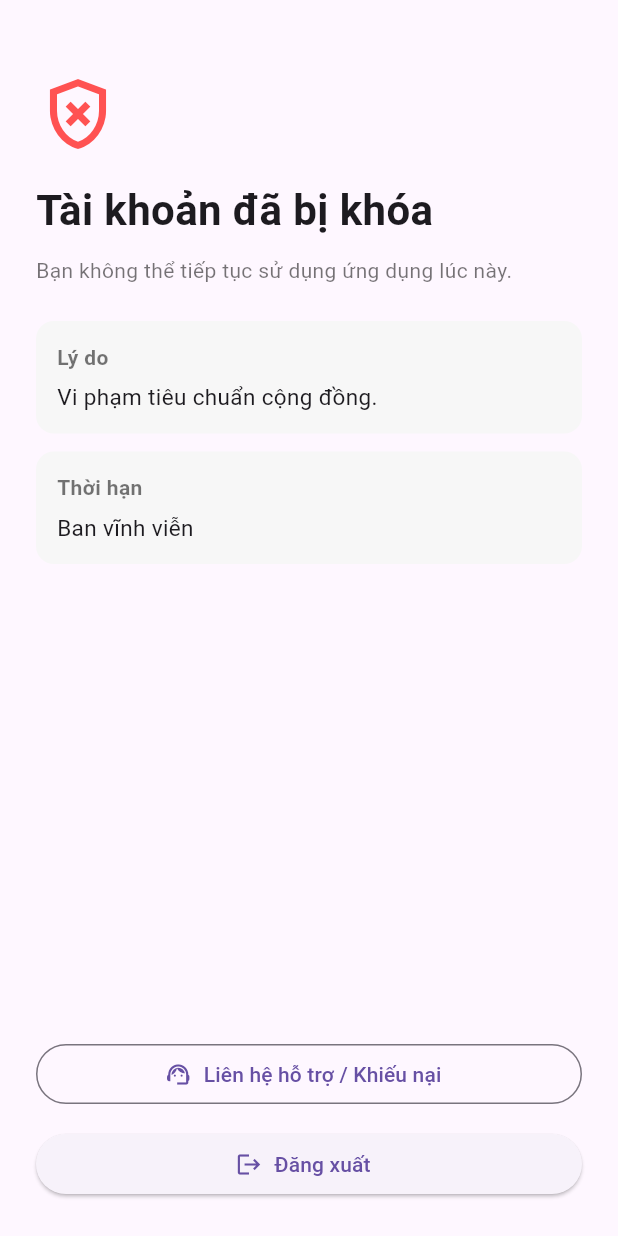
After one commit to Axyl1410/zola-app, a Flutter app: the BannedView screen opened directly, on a phone screen of 412 x 824 dp. The commit adds this screen. Run offline on Flutter 3.47's test engine with Material 3 defaults, Android fonts, the phone set to English and light mode, and no system bars; our stand-ins replace flutter_riverpod, flutter_secure_storage, google_fonts, google_sign_in; accounts and stored records are empty.

Commit message:
Add authentication session management and banned user flow
Introduce a new documentation file outlining the authentication session and ban flow. Implement the BannedView to handle user accounts that are banned, integrating it into the main app state management. Update AuthStatus to include a banned state and enhance the AuthStatusNotifier to manage session validation, including checks for banned users. Add API endpoint for session retrieval and update the AuthBackendRepository to handle session responses. Ensure proper error handling and user feedback in the UI, along with tests for the new functionality.

```diff
--- a/lib/data/config/api_endpoints.dart
+++ b/lib/data/config/api_endpoints.dart
@@ -19,4 +19,8 @@ class ApiEndpoints {
   static Uri authSignOut() {
     return _buildBackend('/api/auth/sign-out');
   }
+
+  static Uri authGetSession() {
+    return _buildBackend('/api/auth/get-session');
+  }
 }
--- a/lib/main.dart
+++ b/lib/main.dart
@@ -4,6 +4,7 @@ import 'package:flutter/material.dart';
 import 'package:flutter_riverpod/flutter_riverpod.dart';
 import 'package:zola/ui/features/auth/view_models/auth_status_providers.dart';
 import 'package:zola/ui/features/auth/view_models/auth_status_view_model.dart';
+import 'package:zola/ui/features/auth/views/banned_view.dart';
 import 'package:zola/ui/features/auth/views/login_view.dart';
 import 'package:zola/ui/features/home/views/home_view.dart';
 
@@ -60,6 +61,7 @@ class _AppState extends ConsumerState<App> with WidgetsBindingObserver {
       home: switch (authStatus) {
         AuthStatus.checking => const _AuthLoadingView(),
         AuthStatus.authenticated => const HomeView(),
+        AuthStatus.banned => const BannedView(),
         AuthStatus.unauthenticated => const LoginView(),
       },
     );
--- /dev/null
+++ b/lib/ui/features/auth/view_models/current_user_provider.dart
@@ -0,0 +1,7 @@
+import 'package:flutter_riverpod/flutter_riverpod.dart';
+import 'package:zola/di/providers/repositories_providers.dart';
+import 'package:zola/domain/models/auth_user.dart';
+
+final currentUserProvider = FutureProvider<AuthUser?>((ref) {
+  return ref.watch(authSessionRepositoryProvider).getUser();
+});
--- /dev/null
+++ b/lib/ui/features/auth/views/banned_view.dart
@@ -0,0 +1,171 @@
+import 'package:flutter/material.dart';
+import 'package:flutter_riverpod/flutter_riverpod.dart';
+import 'package:url_launcher/url_launcher.dart';
+import 'package:zola/domain/models/auth_user.dart';
+import 'package:zola/ui/features/auth/view_models/auth_status_providers.dart';
+import 'package:zola/ui/features/auth/view_models/current_user_provider.dart';
+
+class BannedView extends ConsumerWidget {
+  const BannedView({super.key});
+
+  Future<void> _contactSupport(
+    BuildContext context,
+    AuthUser? user,
+  ) async {
+    final uri = Uri(
+      scheme: 'mailto',
+      path: 'support@zola.app',
+      queryParameters: <String, String>{
+        'subject': 'Khiếu nại tài khoản bị khóa',
+        'body': 'Mã người dùng: ${user?.id ?? 'không xác định'}',
+      },
+    );
+    final launched = await launchUrl(uri);
+    if (!launched && context.mounted) {
+      ScaffoldMessenger.of(context).showSnackBar(
+        const SnackBar(content: Text('Không mở được ứng dụng email.')),
+      );
+    }
+  }
+
+  Future<void> _logout(WidgetRef ref) async {
+    await ref.read(authStatusNotifierProvider.notifier).logout();
+  }
+
+  @override
+  Widget build(BuildContext context, WidgetRef ref) {
+    final userState = ref.watch(currentUserProvider);
+    return Scaffold(
+      body: SafeArea(
+        child: Padding(
+          padding: const EdgeInsets.all(24),
+          child: userState.when(
+            loading: () => const Center(child: CircularProgressIndicator()),
+            error: (error, stackTrace) => _BannedContent(
+              user: null,
+              onContactSupport: () => _contactSupport(context, null),
+              onLogout: () => _logout(ref),
+            ),
+            data: (AuthUser? user) => _BannedContent(
+              user: user,
+              onContactSupport: () => _contactSupport(context, user),
+              onLogout: () => _logout(ref),
+            ),
+          ),
+        ),
+      ),
+    );
+  }
+}
+
+class _BannedContent extends StatelessWidget {
+  const _BannedContent({
+    required this.user,
+    required this.onContactSupport,
+    required this.onLogout,
+  });
+
+  final AuthUser? user;
+  final VoidCallback onContactSupport;
+  final VoidCallback onLogout;
+
+  @override
+  Widget build(BuildContext context) {
+    final reason = (user?.banReason != null && user!.banReason!.isNotEmpty)
+        ? user!.banReason!
+        : 'Vi phạm tiêu chuẩn cộng đồng.';
+
+    return Column(
+      crossAxisAlignment: CrossAxisAlignment.start,
+      children: [
+        const SizedBox(height: 24),
+        const Icon(Icons.gpp_bad_outlined, size: 56, color: Colors.redAccent),
+        const SizedBox(height: 16),
+        const Text(
+          'Tài khoản đã bị khóa',
+          style: TextStyle(fontSize: 28, fontWeight: FontWeight.w700),
+        ),
+        const SizedBox(height: 10),
+        Text(
+          user?.email ?? 'Bạn không thể tiếp tục sử dụng ứng dụng lúc này.',
+          style: const TextStyle(color: Colors.black54),
+        ),
+        const SizedBox(height: 24),
+        _InfoTile(label: 'Lý do', value: reason),
+        const SizedBox(height: 12),
+        _InfoTile(
+          label: 'Thời hạn',
+          value: _formatBanExpiry(user?.banExpires),
+        ),
+        const Spacer(),
+        SizedBox(
+          width: double.infinity,
+          child: OutlinedButton.icon(
+            onPressed: onContactSupport,
+            icon: const Icon(Icons.support_agent_outlined),
+            label: const Text('Liên hệ hỗ trợ / Khiếu nại'),
+          ),
+        ),
+        const SizedBox(height: 12),
+        SizedBox(
+          width: double.infinity,
+          child: ElevatedButton.icon(
+            onPressed: onLogout,
+            icon: const Icon(Icons.logout),
+            label: const Text('Đăng xuất'),
+          ),
+        ),
+      ],
+    );
+  }
+
+  String _formatBanExpiry(String? rawBanExpires) {
+    if (rawBanExpires == null || rawBanExpires.isEmpty) {
+      return 'Ban vĩnh viễn';
+    }
+    final parsed = DateTime.tryParse(rawBanExpires);
+    if (parsed == null) {
+      return rawBanExpires;
+    }
+    final local = parsed.toLocal();
+    final day = local.day.toString().padLeft(2, '0');
+    final month = local.month.toString().padLeft(2, '0');
+    final year = local.year.toString();
+    final hour = local.hour.toString().padLeft(2, '0');
+    final minute = local.minute.toString().padLeft(2, '0');
+    return '$day/$month/$year $hour:$minute';
+  }
+}
+
+class _InfoTile extends StatelessWidget {
+  const _InfoTile({required this.label, required this.value});
+
+  final String label;
+  final String value;
+
+  @override
+  Widget build(BuildContext context) {
+    return Container(
+      width: double.infinity,
+      padding: const EdgeInsets.all(14),
+      decoration: BoxDecoration(
+        color: const Color(0xFFF7F7F7),
+        borderRadius: BorderRadius.circular(12),
+      ),
+      child: Column(
+        crossAxisAlignment: CrossAxisAlignment.start,
+        children: [
+          Text(
+            label,
+            style: const TextStyle(
+              color: Colors.black54,
+              fontWeight: FontWeight.w600,
+            ),
+          ),
+          const SizedBox(height: 6),
+          Text(value, style: const TextStyle(fontSize: 15)),
+        ],
+      ),
+    );
+  }
+}
--- a/lib/ui/features/auth/views/login_view.dart
+++ b/lib/ui/features/auth/views/login_view.dart
@@ -46,7 +46,7 @@ class _LoginViewState extends ConsumerState<LoginView> {
             crossAxisAlignment: CrossAxisAlignment.start,
             children: <Widget>[
               const Text(
-                'Login to your account',
+                'Đăng nhập vào tài khoản',
                 style: TextStyle(
                   fontSize: 32,
                   fontWeight: FontWeight.w700,
@@ -78,7 +78,7 @@ class _LoginViewState extends ConsumerState<LoginView> {
                 enabled: false,
                 obscureText: !_passwordVisible,
                 decoration: InputDecoration(
-                  hintText: 'Password',
+                  hintText: 'Mật khẩu',
                   border: const OutlineInputBorder(),
                   suffixIcon: IconButton(
                     icon: Icon(
@@ -104,7 +104,7 @@ class _LoginViewState extends ConsumerState<LoginView> {
                           ScaffoldMessenger.of(context).showSnackBar(
                             const SnackBar(
                               content: Text(
-                                'Email/password login will be added next.',
+                                'Đăng nhập email/mật khẩu sẽ được thêm sau.',
                               ),
                             ),
                           );
@@ -114,13 +114,13 @@ class _LoginViewState extends ConsumerState<LoginView> {
                     foregroundColor: Colors.white,
                     padding: const EdgeInsets.symmetric(vertical: 14),
                   ),
-                  child: const Text('Login'),
+                  child: const Text('Đăng nhập'),
                 ),
               ),
               const SizedBox(height: 24),
               const Center(
                 child: Text(
-                  'OR',
+                  'HOẶC',
                   style: TextStyle(
                     color: Colors.black54,
                     fontWeight: FontWeight.w600,
@@ -138,7 +138,7 @@ class _LoginViewState extends ConsumerState<LoginView> {
                     padding: const EdgeInsets.symmetric(vertical: 14),
                   ),
                   child: Text(
-                    state.isLoading ? 'Logging in...' : 'Login with Google',
+                    state.isLoading ? 'Đang đăng nhập...' : 'Đăng nhập với Google',
                   ),
                 ),
               ),
@@ -146,11 +146,11 @@ class _LoginViewState extends ConsumerState<LoginView> {
               Center(
                 child: RichText(
                   text: const TextSpan(
-                    text: "Don't have an account? ",
+                    text: 'Chưa có tài khoản? ',
                     style: TextStyle(color: Colors.black54, fontSize: 16),
                     children: <TextSpan>[
                       TextSpan(
-                        text: 'Register',
+                        text: 'Đăng ký',
                         style: TextStyle(
                           color: Colors.lightBlue,
                           fontWeight: FontWeight.w600,
--- a/lib/ui/features/contacts/views/screens/contacts_screen.dart
+++ b/lib/ui/features/contacts/views/screens/contacts_screen.dart
@@ -15,7 +15,7 @@ class ContactsScreen extends StatelessWidget {
           mainAxisSize: MainAxisSize.min,
           children: <Widget>[
             const Text(
-              'Danh ba',
+              'Danh bạ',
               style: TextStyle(fontSize: 24, fontWeight: FontWeight.bold),
             ),
             TextButton(
@@ -24,7 +24,7 @@ class ContactsScreen extends StatelessWidget {
                   MaterialPageRoute(builder: (_) => const FullScreenPage()),
                 );
               },
-              child: const Text('Open full screen'),
+              child: const Text('Mở toàn màn hình'),
             ),
           ],
         ),
--- a/lib/ui/features/contacts/views/screens/full_screen_page.dart
+++ b/lib/ui/features/contacts/views/screens/full_screen_page.dart
@@ -6,8 +6,8 @@ class FullScreenPage extends StatelessWidget {
   @override
   Widget build(BuildContext context) {
     return Scaffold(
-      appBar: AppBar(title: const Text('Full Screen')),
-      body: const Center(child: Text('Screen mới hoàn toàn')),
+      appBar: AppBar(title: const Text('Toàn màn hình')),
+      body: const Center(child: Text('Màn hình mới hoàn toàn')),
     );
   }
 }
--- a/lib/ui/features/messages/views/screens/messages_screen.dart
+++ b/lib/ui/features/messages/views/screens/messages_screen.dart
@@ -39,7 +39,7 @@ class _MessagesScreenState extends ConsumerState<MessagesScreen> {
           mainAxisAlignment: MainAxisAlignment.center,
           crossAxisAlignment: CrossAxisAlignment.center,
           children: <Widget>[
-            const Text('Tin nhan'),
+            const Text('Tin nhắn'),
             Text('$_counter'),
             TextButton(
               style: TextButton.styleFrom(
@@ -47,12 +47,12 @@ class _MessagesScreenState extends ConsumerState<MessagesScreen> {
                 foregroundColor: Colors.white,
               ),
               onPressed: () => setState(() => _counter++),
-              child: const Text('Click me'),
+              child: const Text('Bấm thử'),
             ),
             const SizedBox(height: 12),
             ElevatedButton(
               onPressed: state.isLoading ? null : notifier.logout,
-              child: const Text('Logout'),
+              child: const Text('Đăng xuất'),
             ),
           ],
         ),
--- a/lib/ui/features/personal/views/screens/settings_screen.dart
+++ b/lib/ui/features/personal/views/screens/settings_screen.dart
@@ -6,7 +6,7 @@ class SettingsScreen extends StatelessWidget {
   @override
   Widget build(BuildContext context) {
     return Scaffold(
-      appBar: AppBar(title: const Text('Full Screen')),
+      appBar: AppBar(title: const Text('Cài đặt')),
       body: Container(
         color: Colors.white,
         padding: const EdgeInsets.all(16),
```
Also changed, not shown: lib/data/repositories/auth_backend_repository.dart (+171 -5 lines), lib/data/services/auth_remote_service.dart (+7 -0 lines), lib/ui/features/auth/view_models/auth_status_view_model.dart (+85 -10 lines), lib/ui/features/auth/view_models/login_view_model.dart (+2 -69 lines), lib/ui/features/discover/views/screens/discover_screen.dart (+8 -8 lines), lib/ui/features/personal/views/screens/personal_screen.dart (+27 -45 lines), 4 other files.
